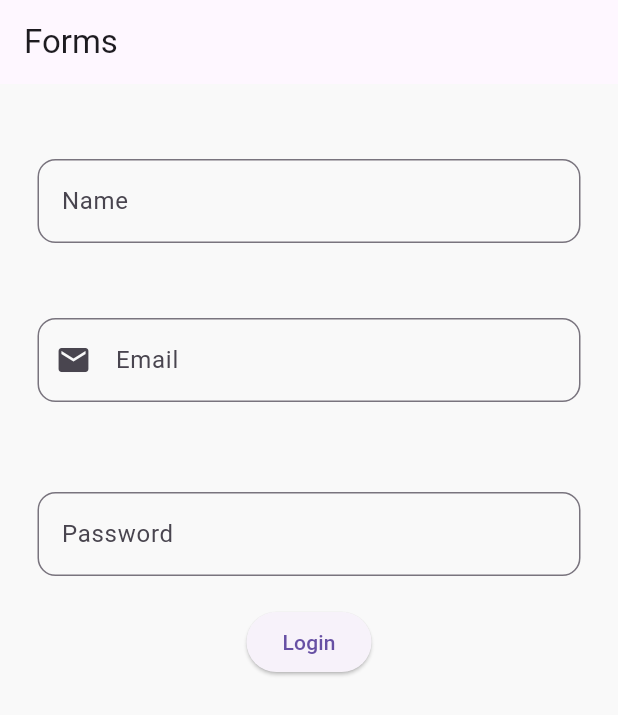
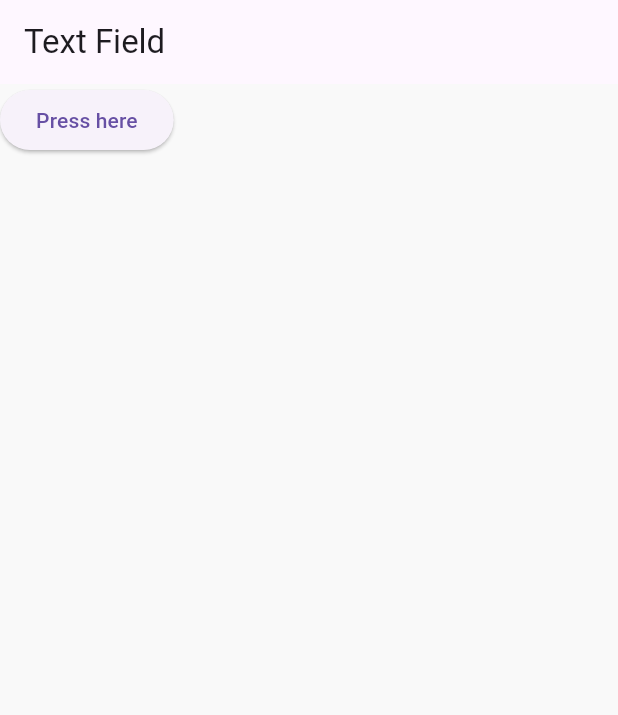
Before and after one commit to jbpranov2204/Flutter_Projects, a Flutter app: the screen it shows after launch, on a phone screen of 412 x 824 dp. Shown: the top 715 px of the screen. Run offline on Flutter 3.47's test engine with Material 3 defaults, Android fonts, the phone set to English and light mode, and no system bars; our stand-ins replace flutter_slidable.

Commit message:
made some changes

```diff
--- a/lib/Widgets/Bottom_Navigation.dart
+++ b/lib/Widgets/Bottom_Navigation.dart
@@ -1,7 +1,7 @@
 import 'package:flutter/material.dart';
-import 'package:flutter_application_2/Componets/Alert_Comp.dart';
 import 'package:flutter_application_2/Pages/BottomSheet_page.dart';
 import 'package:flutter_application_2/Pages/Slidable_Page.dart';
+import 'package:flutter_application_2/Widgets/Alert.dart';
 
 
 
@@ -23,7 +23,7 @@ class _Bottom_NavigationState extends State<Bottom_Navigation> {
   int _selectedIndex = 0;
 
   List Widgets = [
-    Alert_Comp(),
+    AlertWidget(),
     Bottomsheet_Page(),
     Slidable_Page()
 
--- /dev/null
+++ b/lib/Widgets/Componet.dart
@@ -0,0 +1,20 @@
+import 'package:flutter/material.dart';
+import 'package:flutter_application_2/Componets/Alert_Comp.dart';
+
+
+class ComponentWidget extends StatelessWidget {
+  const ComponentWidget({super.key});
+
+  @override
+  Widget build(BuildContext context) {
+    return Scaffold(
+        appBar: AppBar(title: Text('Text Field'),),
+        body: ElevatedButton(onPressed: (){
+             showDialog(context: (context), builder:(context){
+              return Alert_Comp(input:'input');
+             });
+        }, child: Text('Press here')),
+
+    );
+  }
+}
--- a/lib/Widgets/TabBar.dart
+++ b/lib/Widgets/TabBar.dart
@@ -1,7 +1,7 @@
 import 'package:flutter/material.dart';
-import 'package:flutter_application_2/Componets/Alert_Comp.dart';
 import 'package:flutter_application_2/Componets/BottomSheet_comp.dart';
 import 'package:flutter_application_2/Componets/Buttons.dart';
+import 'package:flutter_application_2/Widgets/Alert.dart';
 
 
 class TabBarWidget extends StatelessWidget {
@@ -32,7 +32,7 @@ class TabBarWidget extends StatelessWidget {
             Expanded(
               child: TabBarView(
                 children: [
-                   CallButton(),Alert_Comp(),BottomSheetComp()
+                   CallButton(),AlertWidget(),BottomSheetComp()
 
                 ]
               )
--- a/lib/main.dart
+++ b/lib/main.dart
@@ -1,6 +1,5 @@
 import 'package:flutter/material.dart';
-import 'package:flutter_application_2/Widgets/Forms.dart';
-import 'package:flutter_application_2/Widgets/TabBar.dart';
+import 'package:flutter_application_2/Widgets/Componet.dart';
 
 
 
@@ -20,7 +19,7 @@ class MyApp extends StatelessWidget {
 
 
       ),
-        home:FormWidget(),
+        home:ComponentWidget(),
         debugShowCheckedModeBanner: false,
 
     );
```
Also changed, not shown: lib/Componets/Alert_Comp.dart (+19 -27 lines), lib/Componets/Snackbar_Comp.dart (added, +12 -0 lines), lib/Componets/Text_Field.dart (added, +32 -0 lines).
